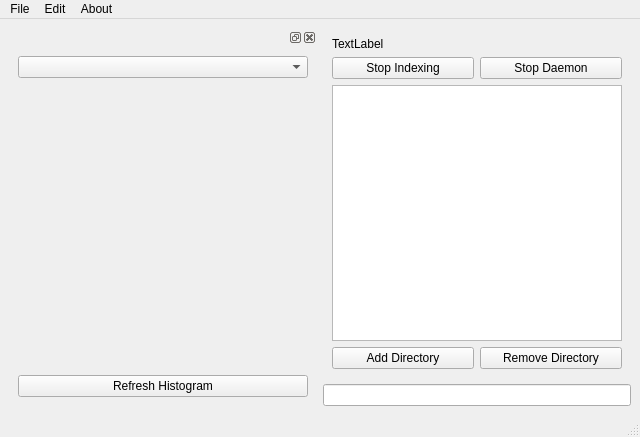
First picture: the form in src/searchclient/newclient/searchdialog.ui, repository KDE/strigiutils, before the edit.
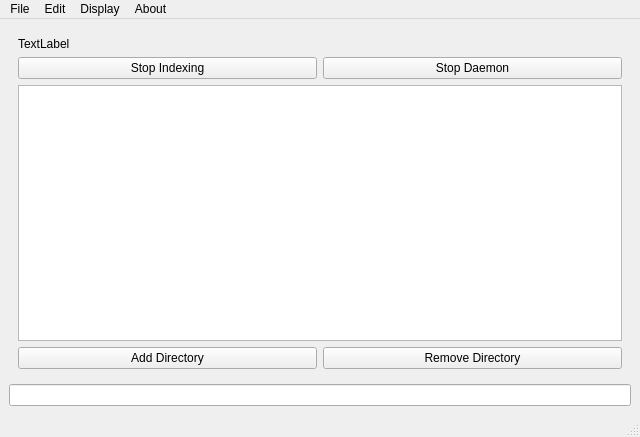
Second picture: the form after the edit. Custom widgets are drawn as their Qt base class.

Commit message: * Move the histogram into its own ui file and then make the code work...

Patch:
```diff
--- a/src/searchclient/newclient/searchdialog.ui
+++ b/src/searchclient/newclient/searchdialog.ui
@@ -14,27 +14,6 @@
   </property>
   <widget class="QWidget" name="centralwidget" >
    <layout class="QGridLayout" >
-    <item rowspan="2" row="0" column="0" >
-     <widget class="QDockWidget" name="dockWidget" >
-      <widget class="QWidget" name="dockWidgetContents" >
-       <layout class="QGridLayout" >
-        <item row="0" column="0" >
-         <widget class="QComboBox" name="fieldnames" />
-        </item>
-        <item row="1" column="0" >
-         <widget class="Histogram" native="1" name="histogram" />
-        </item>
-        <item row="2" column="0" >
-         <widget class="QPushButton" name="refreshHistogram" >
-          <property name="text" >
-           <string>Refresh Histogram</string>
-          </property>
-         </widget>
-        </item>
-       </layout>
-      </widget>
-     </widget>
-    </item>
     <item row="0" column="1" >
      <widget class="QStackedWidget" name="mainview" >
       <property name="currentIndex" >
@@ -142,8 +121,15 @@
     <addaction name="actionEdit_filters" />
     <addaction name="actionList_indexed_files" />
    </widget>
+   <widget class="QMenu" name="menuDisplay" >
+    <property name="title" >
+     <string>Display</string>
+    </property>
+    <addaction name="actionDisplay_Histogram" />
+   </widget>
    <addaction name="menuFile" />
    <addaction name="menuEdit" />
+   <addaction name="menuDisplay" />
    <addaction name="menuAbout" />
   </widget>
   <widget class="QStatusBar" name="statusbar" />
@@ -175,12 +161,6 @@
    <header>searchtabs.h</header>
    <container>1</container>
   </customwidget>
-  <customwidget>
-   <class>Histogram</class>
-   <extends>QWidget</extends>
-   <header>histogram.h</header>
-   <container>1</container>
-  </customwidget>
  </customwidgets>
  <resources/>
  <connections/>
```
Left out of the diff: 8 changed lines with no effect on the pictures. The commit also changes 6 other files.
